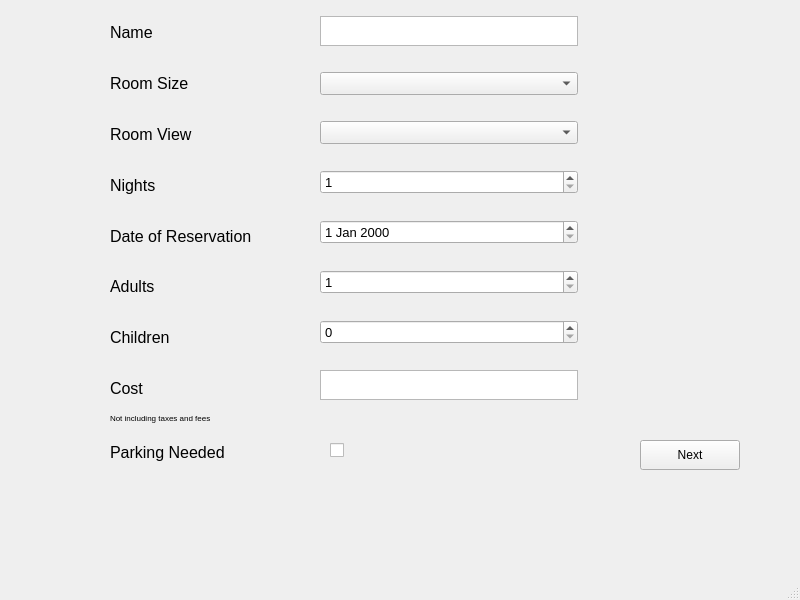
This is mainwindow.ui in JonathanXu4/CSC3220-Lab-2 as Qt 5 draws it before an edit. The edited form follows.
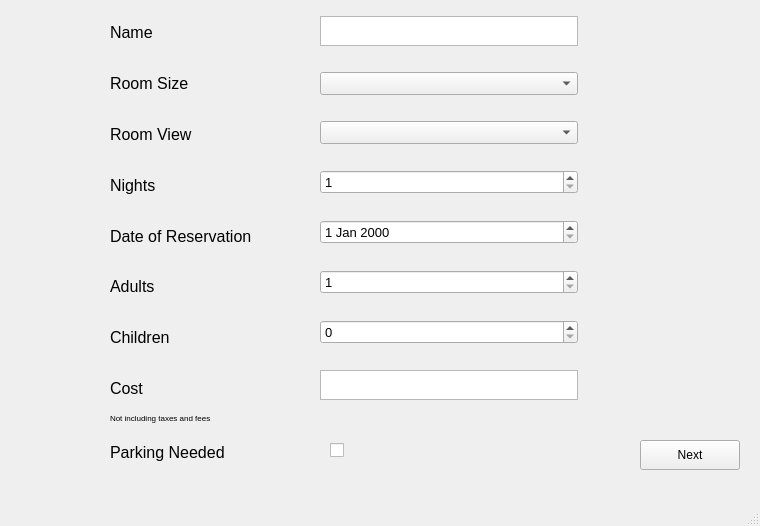
This is the edited form.

Commit message: Added max number of people based on room size

```diff
--- a/mainwindow.ui
+++ b/mainwindow.ui
@@ -6,8 +6,8 @@
    <rect>
     <x>0</x>
     <y>0</y>
-    <width>800</width>
-    <height>600</height>
+    <width>760</width>
+    <height>526</height>
    </rect>
   </property>
   <property name="windowTitle">
```
Left out of the diff: 2 changed lines with no effect on the pictures. The commit also changes 2 other files.
